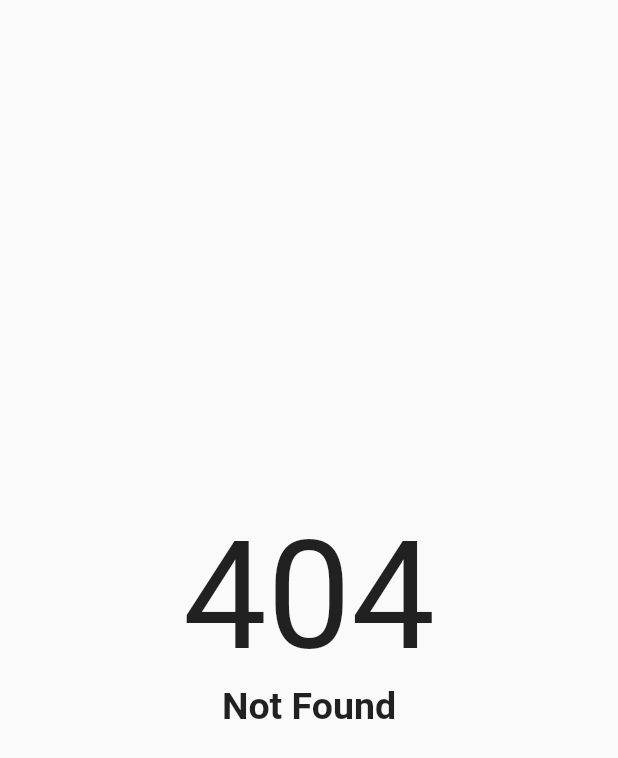
After one commit to KirillMironov/ci-web, a Flutter app: the NotFoundPage screen opened directly, on a phone screen of 412 x 824 dp. The commit adds this screen. Shown: the top 758 px of the screen. Run offline on Flutter 3.47's test engine with Material 2 defaults, Android fonts, the phone set to English and light mode, and no system bars; network calls fail.

Commit message:
NotFoundPage

```diff
--- /dev/null
+++ b/lib/page/not_found.dart
@@ -0,0 +1,27 @@
+import 'package:flutter/material.dart';
+
+class NotFoundPage extends StatelessWidget {
+  @override
+  Widget build(BuildContext context) {
+    return Scaffold(
+      body: Center(
+        child: Column(
+          mainAxisAlignment: MainAxisAlignment.center,
+          children: const [
+            Text(
+              '404',
+              style: TextStyle(fontSize: 100),
+            ),
+            Text(
+              'Not Found',
+              style: TextStyle(
+                fontSize: 25,
+                fontWeight: FontWeight.bold,
+              ),
+            ),
+          ],
+        ),
+      ),
+    );
+  }
+}
```
Also changed, not shown: lib/main.dart (+7 -4 lines).
